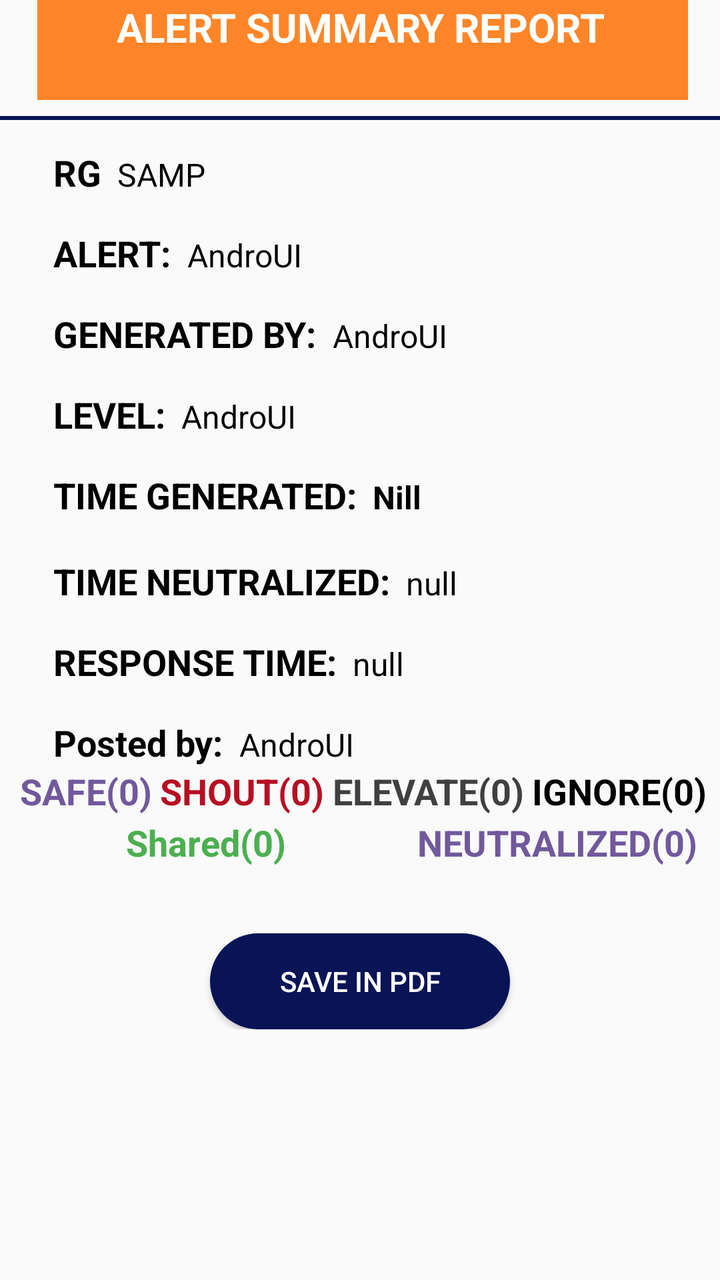
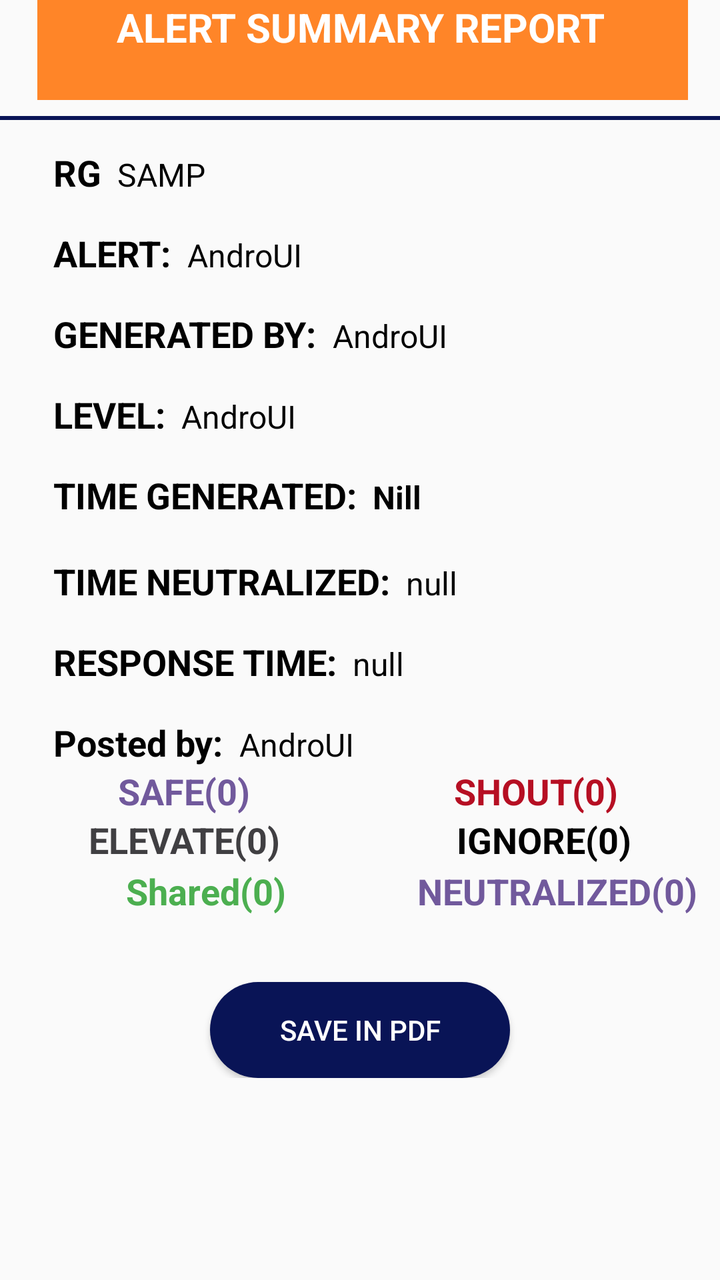

Screens rendered from an Android XML layout before and after an edit, with the pre-edit source and the edit as a unified diff.
<!-- AndroidManifest.xml: application theme AppTheme -->
<!-- res/layout/activity_summary_report.xml -->
<?xml version="1.0" encoding="utf-8"?>
<RelativeLayout android:layout_width="wrap_content"
    android:layout_height="match_parent"
    xmlns:app="http://schemas.android.com/apk/res-auto"
    xmlns:tools="http://schemas.android.com/tools"
    android:id="@+id/relation"
    android:gravity="center_vertical"
    android:visibility="visible"
    xmlns:android="http://schemas.android.com/apk/res/android">

            <ScrollView
                android:layout_width="match_parent"
                android:id="@+id/scrollView"
                android:layout_height="match_parent"
                app:layout_constraintHorizontal_bias="0.0"
                tools:context=".MainActivity">


                <androidx.constraintlayout.widget.ConstraintLayout
                    android:layout_width="match_parent"
                    android:layout_height="wrap_content"
                    android:layout_marginTop="@dimen/_20sdp"
                    app:layout_constraintBottom_toBottomOf="parent"
                    app:layout_constraintHorizontal_bias="0.5"
                    app:layout_constraintTop_toTopOf="parent"
                    tools:layout_editor_absoluteY="1dp">


                    <androidx.constraintlayout.widget.Guideline
                        android:id="@+id/guideline"
                        android:layout_width="wrap_content"
                        android:layout_height="wrap_content"
                        android:orientation="vertical"
                        app:layout_constraintGuide_percent="0.052083332" />

                    <androidx.constraintlayout.widget.Guideline
                        android:id="@+id/guideline2"
                        android:layout_width="wrap_content"
                        android:layout_height="wrap_content"
                        android:orientation="vertical"
                        app:layout_constraintGuide_percent="0.9557292" />

                    <View
                        android:id="@+id/view"
                        android:layout_width="0dp"
                        android:layout_height="50dp"
                        android:background="@color/colorAccent"
                        app:layout_constraintBottom_toTopOf="@+id/view2"
                        app:layout_constraintEnd_toStartOf="@+id/guideline2"
                        app:layout_constraintHorizontal_bias="0.5"
                        app:layout_constraintStart_toStartOf="@+id/guideline"
                        app:layout_constraintTop_toTopOf="parent" />

                    <TextView
                        android:id="@+id/textView"
                        android:layout_width="match_parent"
                        android:layout_height="wrap_content"
                        android:layout_marginTop="32dp"
                        android:gravity="center_horizontal"
                        android:paddingTop="@dimen/_10sdp"
                        android:text="John Doe"
                        android:textAlignment="center"
                        android:textColor="@android:color/white"
                        android:textSize="20sp"
                        android:textStyle="bold"
                        android:visibility="gone"
                        app:layout_constraintEnd_toStartOf="@+id/view"
                        app:layout_constraintHorizontal_bias="0.504"
                        app:layout_constraintStart_toEndOf="@+id/view"
                        app:layout_constraintTop_toTopOf="parent" />

                    <TextView
                        android:id="@+id/textVie"
                        android:layout_width="match_parent"
                        android:layout_height="wrap_content"
                        android:layout_marginTop="@dimen/_20sdp"
                        android:gravity="center_horizontal"
                        android:paddingTop="@dimen/_10sdp"
                        android:text="ALERT SUMMARY REPORT"
                        android:textAlignment="center"
                        android:textColor="@android:color/white"
                        android:textSize="20sp"
                        android:textStyle="bold"
                        app:layout_constraintEnd_toStartOf="@+id/view"
                        app:layout_constraintHorizontal_bias="0.5"
                        app:layout_constraintStart_toEndOf="@+id/view"
                        tools:ignore="MissingConstraints"
                        tools:layout_editor_absoluteY="1dp" />

                    <View
                        android:id="@+id/view2"
                        android:layout_width="0dp"
                        android:layout_height="2dp"
                        android:layout_marginTop="8dp"
                        android:background="@color/colorPrimaryDark"
                        app:layout_constraintEnd_toEndOf="parent"
                        app:layout_constraintStart_toStartOf="parent"
                        app:layout_constraintTop_toBottomOf="@+id/view" />

                    <TextView
                        android:id="@+id/textView6"
                        android:layout_width="wrap_content"
                        android:layout_height="wrap_content"
                        android:layout_marginStart="8dp"
                        android:layout_marginTop="16dp"
                        android:text="RG"
                        android:textColor="@android:color/black"
                        android:textSize="18sp"
                        android:textStyle="bold"
                        app:layout_constraintStart_toStartOf="@+id/guideline"
                        app:layout_constraintTop_toTopOf="@+id/view2" />

                    <TextView
                        android:id="@+id/textView7"
                        android:layout_width="wrap_content"
                        android:layout_height="wrap_content"
                        android:layout_marginStart="8dp"
                        android:layout_marginLeft="8dp"
                        android:text="SAMP"
                        android:textColor="@android:color/black"
                        android:textSize="16sp"
                        app:layout_constraintBaseline_toBaselineOf="@+id/textView6"
                        app:layout_constraintStart_toEndOf="@+id/textView6" />

                    <TextView
                        android:id="@+id/textView8"
                        android:layout_width="wrap_content"
                        android:layout_height="wrap_content"
                        android:layout_marginStart="8dp"
                        android:layout_marginLeft="8dp"
                        android:layout_marginTop="16dp"
                        android:text="ALERT:"
                        android:textColor="@android:color/black"
                        android:textSize="18sp"
                        android:textStyle="bold"
                        app:layout_constraintStart_toStartOf="@+id/guideline"
                        app:layout_constraintTop_toBottomOf="@+id/textView6" />

                    <TextView
                        android:id="@+id/textView9"
                        android:layout_width="wrap_content"
                        android:layout_height="wrap_content"
                        android:layout_marginStart="8dp"
                        android:layout_marginLeft="8dp"
                        android:text="AndroUI"
                        android:textColor="@android:color/black"
                        android:textSize="16sp"
                        app:layout_constraintBaseline_toBaselineOf="@+id/textView8"
                        app:layout_constraintStart_toEndOf="@+id/textView8" />

                    <TextView
                        android:id="@+id/textView20"
                        android:layout_width="wrap_content"
                        android:layout_height="wrap_content"
                        android:layout_marginStart="8dp"
                        android:layout_marginTop="16dp"
                        android:text="GENERATED BY:"
                        android:textColor="@android:color/black"
                        android:textSize="18sp"
                        android:textStyle="bold"
                        app:layout_constraintStart_toStartOf="@+id/guideline"
                        app:layout_constraintTop_toBottomOf="@+id/textView8" />

                    <TextView
                        android:id="@+id/textView21"
                        android:layout_width="wrap_content"
                        android:layout_height="wrap_content"
                        android:layout_marginStart="8dp"
                        android:layout_marginLeft="8dp"
                        android:text="AndroUI"
                        android:textColor="@android:color/black"
                        android:textSize="16sp"
                        app:layout_constraintBaseline_toBaselineOf="@+id/textView20"
                        app:layout_constraintStart_toEndOf="@+id/textView20" />

                    <TextView
                        android:id="@+id/textView13"
                        android:layout_width="wrap_content"
                        android:layout_height="wrap_content"
                        android:layout_marginStart="8dp"
                        android:layout_marginTop="16dp"
                        android:text="LEVEL:"
                        android:textColor="@android:color/black"
                        android:textSize="18sp"
                        android:textStyle="bold"
                        app:layout_constraintStart_toStartOf="@+id/guideline"
                        app:layout_constraintTop_toBottomOf="@+id/textView20" />

                    <TextView
                        android:id="@+id/textView15"
                        android:layout_width="wrap_content"
                        android:layout_height="wrap_content"
                        android:layout_marginStart="8dp"
                        android:layout_marginLeft="8dp"
                        android:text="AndroUI"
                        android:textColor="@android:color/black"
                        android:textSize="16sp"
                        app:layout_constraintBaseline_toBaselineOf="@+id/textView13"
                        app:layout_constraintStart_toEndOf="@+id/textView13" />

                    <TextView
                        android:id="@+id/textView10"
                        android:layout_width="wrap_content"
                        android:layout_height="27dp"
                        android:layout_marginStart="8dp"
                        android:layout_marginTop="16dp"
                        android:text="TIME GENERATED:"
                        android:textColor="@android:color/black"
                        android:textSize="18sp"
                        android:textStyle="bold"
                        app:layout_constraintStart_toStartOf="@+id/guideline"
                        app:layout_constraintTop_toBottomOf="@+id/textView13" />

                    <TextView
                        android:id="@+id/textView11"
                        android:layout_width="wrap_content"
                        android:layout_height="wrap_content"
                        android:layout_marginStart="8dp"
                        android:layout_marginLeft="8dp"
                        android:text="Nill"
                        android:textColor="@android:color/black"
                        android:textSize="16sp"
                        android:textStyle="bold"
                        app:layout_constraintBaseline_toBaselineOf="@+id/textView10"
                        app:layout_constraintStart_toEndOf="@+id/textView10" />

                    <TextView
                        android:id="@+id/textView22"
                        android:layout_width="wrap_content"
                        android:layout_height="wrap_content"
                        android:layout_marginStart="8dp"
                        android:layout_marginLeft="8dp"
                        android:layout_marginTop="16dp"
                        android:text="TIME NEUTRALIZED:"
                        android:textColor="@android:color/black"
                        android:textSize="18sp"
                        android:textStyle="bold"
                        app:layout_constraintStart_toStartOf="@+id/guideline"
                        app:layout_constraintTop_toBottomOf="@+id/textView10" />

                    <TextView
                        android:id="@+id/textView23"
                        android:layout_width="wrap_content"
                        android:layout_height="wrap_content"
                        android:layout_marginStart="8dp"
                        android:layout_marginLeft="8dp"
                        android:text="null"
                        android:textColor="@android:color/black"
                        android:textSize="16sp"
                        app:layout_constraintBaseline_toBaselineOf="@+id/textView22"
                        app:layout_constraintStart_toEndOf="@+id/textView22" />


                    <TextView
                        android:id="@+id/textView25"
                        android:layout_width="wrap_content"
                        android:layout_height="wrap_content"
                        android:layout_marginStart="8dp"
                        android:layout_marginLeft="8dp"
                        android:layout_marginTop="16dp"
                        android:text="RESPONSE TIME:"
                        android:textColor="@android:color/black"
                        android:textSize="18sp"
                        android:textStyle="bold"
                        app:layout_constraintStart_toStartOf="@+id/guideline"
                        app:layout_constraintTop_toBottomOf="@+id/textView22" />

                    <TextView
                        android:id="@+id/textView26"
                        android:layout_width="wrap_content"
                        android:layout_height="wrap_content"
                        android:layout_marginStart="8dp"
                        android:layout_marginLeft="8dp"
                        android:text="null"
                        android:textColor="@android:color/black"
                        android:textSize="16sp"
                        app:layout_constraintBaseline_toBaselineOf="@+id/textView25"
                        app:layout_constraintStart_toEndOf="@+id/textView25" />


                    <TextView
                        android:id="@+id/textView27"
                        android:layout_width="wrap_content"
                        android:layout_height="wrap_content"
                        android:layout_marginStart="8dp"
                        android:layout_marginLeft="8dp"
                        android:layout_marginTop="16dp"
                        android:text="Posted by:"
                        android:textColor="@android:color/black"
                        android:textSize="18sp"
                        android:textStyle="bold"
                        app:layout_constraintStart_toStartOf="@+id/guideline"
                        app:layout_constraintTop_toBottomOf="@+id/textView25" />

                    <TextView
                        android:id="@+id/textView28"
                        android:layout_width="wrap_content"
                        android:layout_height="wrap_content"
                        android:layout_marginStart="8dp"
                        android:layout_marginLeft="8dp"
                        android:text="AndroUI"
                        android:textColor="@android:color/black"
                        android:textSize="16sp"
                        app:layout_constraintBaseline_toBaselineOf="@+id/textView27"
                        app:layout_constraintStart_toEndOf="@+id/textView27" />


                    <ImageButton
                        android:id="@+id/imageButton3"
                        android:layout_width="wrap_content"
                        android:layout_height="wrap_content"
                        android:layout_marginTop="8dp"
                        android:background="@android:color/transparent"
                        android:visibility="gone"
                        app:layout_constraintBottom_toBottomOf="@+id/imageButton4"
                        app:layout_constraintEnd_toStartOf="@+id/imageButton4"
                        app:layout_constraintHorizontal_bias="0.5"
                        app:layout_constraintHorizontal_chainStyle="spread"
                        app:layout_constraintStart_toEndOf="@+id/guideline"
                        app:layout_constraintTop_toTopOf="@+id/imageButton4"
                        app:srcCompat="@drawable/ic_twitter"
                        tools:ignore="VectorDrawableCompat" />

                    <ImageButton
                        android:id="@+id/imageButton4"
                        android:layout_width="wrap_content"
                        android:layout_height="wrap_content"
                        android:layout_marginTop="250dp"
                        android:background="@android:color/transparent"
                        android:visibility="gone"
                        app:layout_constraintEnd_toStartOf="@+id/imageButton5"
                        app:layout_constraintHorizontal_bias="0.5"
                        app:layout_constraintStart_toEndOf="@+id/imageButton3"
                        app:layout_constraintTop_toTopOf="@+id/view2"
                        app:srcCompat="@drawable/ic_android"
                        tools:ignore="VectorDrawableCompat" />


                    <LinearLayout
                        android:id="@+id/actions"
                        android:layout_width="match_parent"
                        android:layout_height="wrap_content"
                        android:layout_marginTop="@dimen/_20sdp"

                        android:orientation="horizontal"
                        android:weightSum="1"
                        app:layout_constraintEnd_toEndOf="parent"
                        app:layout_constraintStart_toStartOf="@+id/guideline"
                        app:layout_constraintTop_toBottomOf="@+id/textView27">

                        <TextView
                            android:id="@+id/safe"
                            android:layout_width="wrap_content"
                            android:layout_height="wrap_content"
                            android:layout_marginStart="8dp"
                            android:layout_weight=".2"
                            android:gravity="center"
                            android:text="SAFE(0)"
                            android:textColor="@color/safe"
                            android:textSize="18sp"
                            android:textStyle="bold" />

                        <TextView
                            android:id="@+id/shouts"
                            android:layout_width="wrap_content"
                            android:layout_height="wrap_content"
                            android:layout_weight=".2"
                            android:gravity="center"
                            android:text="SHOUT(0)"
                            android:textColor="@color/error"
                            android:textSize="18sp"
                            android:textStyle="bold" />

                        <TextView
                            android:id="@+id/elevate"
                            android:layout_width="wrap_content"
                            android:layout_height="wrap_content"
                            android:layout_weight=".2"
                            android:gravity="center"
                            android:text="ELEVATE(0)"
                            android:textColor="@color/elevate"
                            android:textSize="18sp"
                            android:textStyle="bold" />

                        <TextView
                            android:id="@+id/ignore"
                            android:layout_width="wrap_content"
                            android:layout_height="wrap_content"
                            android:layout_weight=".2"
                            android:gravity="center"
                            android:text="IGNORE(0)"
                            android:textColor="@android:color/black"
                            android:textSize="18sp"
                            android:textStyle="bold" />
                    </LinearLayout>

                    <LinearLayout
                        android:id="@+id/layar2"
                        android:layout_width="match_parent"
                        android:layout_height="wrap_content"
                        android:layout_marginTop="@dimen/_20sdp"
                        android:orientation="horizontal"
                        android:weightSum="1"
                        app:layout_constraintEnd_toEndOf="parent"
                        app:layout_constraintHorizontal_bias="0.5"
                        app:layout_constraintHorizontal_chainStyle="spread"
                        app:layout_constraintStart_toStartOf="parent"
                        app:layout_constraintTop_toBottomOf="@+id/actions">

                        <TextView
                            android:id="@+id/share"
                            android:layout_width="wrap_content"
                            android:layout_height="wrap_content"
                            android:layout_marginStart="8dp"
                            android:layout_weight=".5"
                            android:gravity="center"
                            android:text="Shared(0)"
                            android:textColor="@color/success"
                            android:textSize="18sp"
                            android:textStyle="bold" />

                        <TextView
                            android:id="@+id/neutralized"
                            android:layout_width="53dp"
                            android:layout_height="27dp"
                            android:layout_weight=".5"
                            android:gravity="center"
                            android:text="NEUTRALIZED(0)"
                            android:textColor="@color/safe"
                            android:textSize="18sp"
                            android:textStyle="bold"
                            app:layout_constraintStart_toStartOf="@+id/guideline"
                            app:layout_constraintTop_toBottomOf="@+id/textView13" />
                    </LinearLayout>

                    <Button
                        android:id="@+id/generate"
                        android:layout_width="150dp"
                        android:layout_height="wrap_content"
                        android:layout_marginTop="32dp"
                        android:background="@drawable/button_shape"
                        android:text="Save in PDF"
                        android:textColor="@android:color/white"
                        app:layout_constraintEnd_toEndOf="parent"
                        app:layout_constraintHorizontal_bias="0.5"

                        app:layout_constraintHorizontal_chainStyle="spread"
                        app:layout_constraintStart_toStartOf="parent"
                        app:layout_constraintTop_toBottomOf="@+id/layar2" />

                    <ImageButton
                        android:id="@+id/imageButton5"
                        android:layout_width="wrap_content"
                        android:layout_height="wrap_content"
                        android:layout_marginTop="8dp"
                        android:background="@android:color/transparent"
                        android:visibility="gone"

                        app:srcCompat="@drawable/ic_apps"
                        tools:ignore="VectorDrawableCompat" />
                </androidx.constraintlayout.widget.ConstraintLayout>
            </ScrollView>
    </RelativeLayout>
<!-- resources referenced by this layout -->
<resources>
  <color name="colorAccent">#ff8528</color>
  <color name="colorPrimaryDark">#091456</color>
  <color name="elevate">#EB302F32</color>
  <color name="error">#B60F23</color>
  <color name="safe">#71599C</color>
  <color name="success">#4CAF50</color>
  <!-- drawable button_shape (drawable) -->
  <?xml version="1.0" encoding="utf-8"?>
  <shape xmlns:android="http://schemas.android.com/apk/res/android"
      android:shape="rectangle">
  
      <corners android:radius="25dp" />
  
      <solid android:color="@color/colorPrimary" />
  
  </shape>
  <!-- drawable ic_android (drawable) -->
  <vector xmlns:android="http://schemas.android.com/apk/res/android"
          android:width="50dp"
          android:height="50dp"
          android:viewportWidth="24.0"
          android:viewportHeight="24.0">
      <path
          android:fillColor="#ffffff"
          android:pathData="M6,18c0,0.55 0.45,1 1,1h1v3.5c0,0.83 0.67,1.5 1.5,1.5s1.5,-0.67 1.5,-1.5L11,19h2v3.5c0,0.83 0.67,1.5 1.5,1.5s1.5,-0.67 1.5,-1.5L16,19h1c0.55,0 1,-0.45 1,-1L18,8L6,8v10zM3.5,8C2.67,8 2,8.67 2,9.5v7c0,0.83 0.67,1.5 1.5,1.5S5,17.33 5,16.5v-7C5,8.67 4.33,8 3.5,8zM20.5,8c-0.83,0 -1.5,0.67 -1.5,1.5v7c0,0.83 0.67,1.5 1.5,1.5s1.5,-0.67 1.5,-1.5v-7c0,-0.83 -0.67,-1.5 -1.5,-1.5zM15.53,2.16l1.3,-1.3c0.2,-0.2 0.2,-0.51 0,-0.71 -0.2,-0.2 -0.51,-0.2 -0.71,0l-1.48,1.48C13.85,1.23 12.95,1 12,1c-0.96,0 -1.86,0.23 -2.66,0.63L7.85,0.15c-0.2,-0.2 -0.51,-0.2 -0.71,0 -0.2,0.2 -0.2,0.51 0,0.71l1.31,1.31C6.97,3.26 6,5.01 6,7h12c0,-1.99 -0.97,-3.75 -2.47,-4.84zM10,5L9,5L9,4h1v1zM15,5h-1L14,4h1v1z"/>
  </vector>
  <!-- drawable ic_apps (drawable) -->
  <vector xmlns:android="http://schemas.android.com/apk/res/android"
          android:width="50dp"
          android:height="50dp"
          android:viewportWidth="24.0"
          android:viewportHeight="24.0">
      <path
          android:fillColor="#ffffff"
          android:pathData="M4,8h4L8,4L4,4v4zM10,20h4v-4h-4v4zM4,20h4v-4L4,16v4zM4,14h4v-4L4,10v4zM10,14h4v-4h-4v4zM16,4v4h4L20,4h-4zM10,8h4L14,4h-4v4zM16,14h4v-4h-4v4zM16,20h4v-4h-4v4z"/>
  </vector>
  <style name="AppTheme" parent="Theme.AppCompat.Light.DarkActionBar">
          
          <item name="colorPrimary">@color/colorPrimary</item>
          <item name="colorPrimaryDark">@color/colorPrimaryDark</item>
          <item name="colorAccent">@color/colorAccent</item>
      </style>
  <color name="colorPrimary">#091456</color>
  <!-- unchanged entries left out for length: 1 -->
</resources>

<!-- the commit's change to res/layout/activity_summary_report.xml (unified diff, before → after) -->
@@ -353,7 +353,7 @@
                             android:layout_width="wrap_content"
                             android:layout_height="wrap_content"
                             android:layout_marginStart="8dp"
-                            android:layout_weight=".2"
+                            android:layout_weight=".5"
                             android:gravity="center"
                             android:text="SAFE(0)"
                             android:textColor="@color/safe"
@@ -364,35 +364,51 @@
                             android:id="@+id/shouts"
                             android:layout_width="wrap_content"
                             android:layout_height="wrap_content"
-                            android:layout_weight=".2"
+                            android:layout_weight=".5"
                             android:gravity="center"
                             android:text="SHOUT(0)"
                             android:textColor="@color/error"
                             android:textSize="18sp"
                             android:textStyle="bold" />
 
-                        <TextView
-                            android:id="@+id/elevate"
-                            android:layout_width="wrap_content"
-                            android:layout_height="wrap_content"
-                            android:layout_weight=".2"
-                            android:gravity="center"
-                            android:text="ELEVATE(0)"
-                            android:textColor="@color/elevate"
-                            android:textSize="18sp"
-                            android:textStyle="bold" />
-
-                        <TextView
-                            android:id="@+id/ignore"
-                            android:layout_width="wrap_content"
-                            android:layout_height="wrap_content"
-                            android:layout_weight=".2"
-                            android:gravity="center"
-                            android:text="IGNORE(0)"
-                            android:textColor="@android:color/black"
-                            android:textSize="18sp"
-                            android:textStyle="bold" />
+
                     </LinearLayout>
+                    <LinearLayout
+                        android:id="@+id/actionsss"
+                        android:layout_width="match_parent"
+                        android:layout_height="wrap_content"
+                        android:layout_marginTop="@dimen/_20sdp"
+
+                        android:orientation="horizontal"
+                        android:weightSum="1"
+                        app:layout_constraintEnd_toEndOf="parent"
+                        app:layout_constraintStart_toStartOf="@+id/guideline"
+                        app:layout_constraintTop_toBottomOf="@+id/actions">
+                    <TextView
+                        android:id="@+id/elevate"
+                        android:layout_width="wrap_content"
+                        android:layout_height="wrap_content"
+                        android:layout_weight=".5"
+                        android:gravity="center"
+                        android:text="ELEVATE(0)"
+                        android:textColor="@color/elevate"
+                        android:textSize="18sp"
+                        android:textStyle="bold" />
+
+                    <TextView
+                        android:id="@+id/ignore"
+                        android:layout_width="wrap_content"
+                        android:layout_height="wrap_content"
+                        android:layout_weight=".5"
+                        android:gravity="center"
+                        android:text="IGNORE(0)"
+                        android:textColor="@android:color/black"
+                        android:textSize="18sp"
+                        android:textStyle="bold" />
+                    </LinearLayout>
+
+
+
 
                     <LinearLayout
                         android:id="@+id/layar2"
@@ -405,7 +421,7 @@
                         app:layout_constraintHorizontal_bias="0.5"
                         app:layout_constraintHorizontal_chainStyle="spread"
                         app:layout_constraintStart_toStartOf="parent"
-                        app:layout_constraintTop_toBottomOf="@+id/actions">
+                        app:layout_constraintTop_toBottomOf="@+id/actionsss">
 
                         <TextView
                             android:id="@+id/share"
